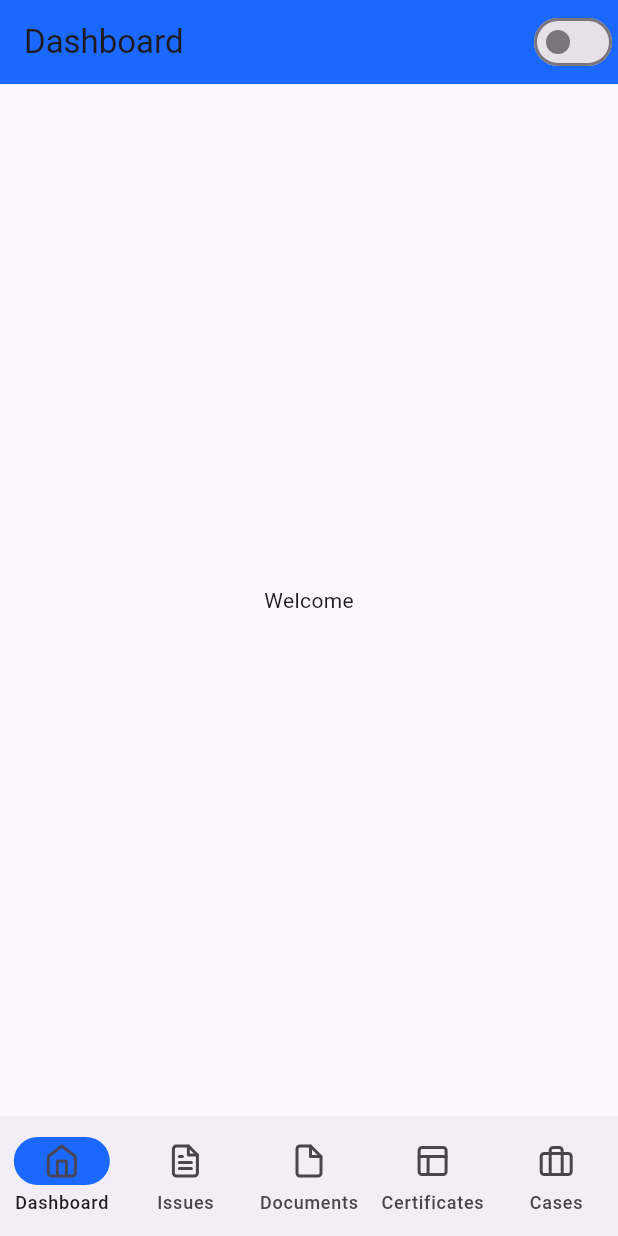
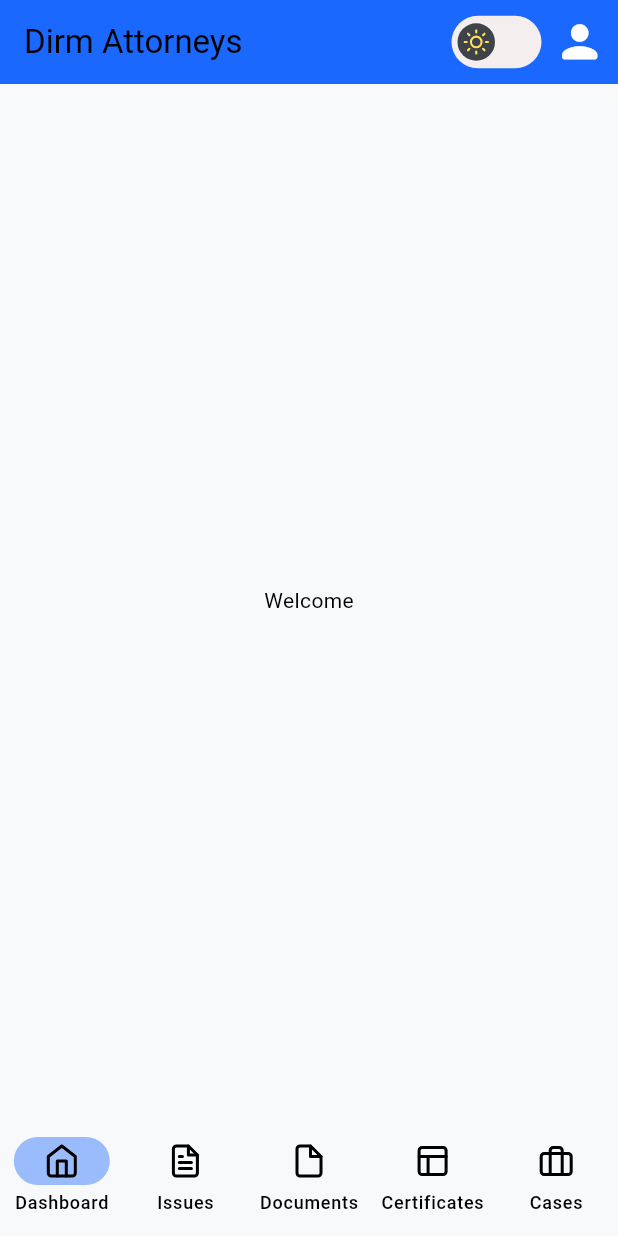
Before and after one commit to infinite-dev22/law_mobile_app, a Flutter app: the screen it shows after launch, on a phone screen of 412 x 824 dp. Run offline on Flutter 3.47's test engine with Material 3 defaults, Android fonts, the phone set to English and light mode, and no system bars; drawn by our look-alikes of flutter_switch; our stand-ins replace awesome_extensions, bloc, equatable, flutter_bloc, flutter_feather_icons.

Commit message:
Improve theming

```diff
--- a/lib/Global/Theming/theme.dart
+++ b/lib/Global/Theming/theme.dart
@@ -1,9 +1,19 @@
 import 'package:flutter/material.dart';
 
+import '../Variables/colors.dart';
+
 ThemeData lightTheme = ThemeData(
-  brightness: Brightness.light,
-);
+    brightness: Brightness.light,
+    colorScheme: const ColorScheme.light(
+      surface: AppColors.appBgLightColor,
+      primary: AppColors.primary,
+      secondary: AppColors.secondary,
+    ));
 
 ThemeData darkTheme = ThemeData(
-  brightness: Brightness.dark,
-);
+    brightness: Brightness.dark,
+    colorScheme: const ColorScheme.dark(
+      surface: AppColors.appBgDarkColor,
+      primary: AppColors.primary,
+      secondary: AppColors.secondary,
+    ));
--- a/lib/Global/Variables/colors.dart
+++ b/lib/Global/Variables/colors.dart
@@ -6,9 +6,12 @@ class AppColors {
   static const darkerColor = Color(0xFF3E4249);
   static const lighterColor = Color(0xFFF4EEEE);
   static const appBgLightColor = Color(0xFFF8F9FA);
-  static const appBgDarkColor = Color(0xFF212529);
+  static const appBgDarkColor = Color(0xFF343A40);
   static const primary = Color(0xFF1B68FF);
-  static const secondaryDark = Color(0xFF343A40);
-  static const secondaryLight = Color(0xFFFFFFFF);
+  static const primaryLight = Color(0xFF9abcfc);
+  static const secondary = Color(0xFFDEE2E6);
+  static const orange = Color(0xFFFFDF5D);
+  static const gray = Color(0xFFF8E3A1);
+  static const purple = Colors.purple;
 
 }
--- a/lib/dashboard/presentation/pages/dashboard_page.dart
+++ b/lib/dashboard/presentation/pages/dashboard_page.dart
@@ -1,4 +1,3 @@
-import 'package:dirm_attorneys_mobile/Global/Variables/colors.dart';
 import 'package:flutter/material.dart';
 import 'package:flutter_bloc/flutter_bloc.dart';
 
@@ -11,20 +10,8 @@ class DashboardPage extends StatelessWidget {
   Widget build(BuildContext context) {
     return BlocBuilder<ThemeManagerBloc, ThemeManagerState>(
         builder: (context, state) {
-      return Scaffold(
-        appBar: AppBar(
-          title: const Text("Dashboard"),
-          backgroundColor: AppColors.primary,
-          actions: [
-            Switch(
-              value:
-                  context.read<ThemeManagerBloc>().themeMode == ThemeMode.dark,
-              onChanged: (value) =>
-                  context.read<ThemeManagerBloc>().add(SwitchThemeEvent(value)),
-            )
-          ],
-        ),
-        body: const Center(
+      return const Scaffold(
+        body: Center(
           child: Text("Welcome"),
         ),
       );
--- a/lib/root/presentation/pages/root_page.dart
+++ b/lib/root/presentation/pages/root_page.dart
@@ -5,7 +5,9 @@ import 'package:dirm_attorneys_mobile/legal_issues/presentation/pages/legal_issu
 import 'package:flutter/material.dart';
 import 'package:flutter_bloc/flutter_bloc.dart';
 import 'package:flutter_feather_icons/flutter_feather_icons.dart';
+import 'package:flutter_switch/flutter_switch.dart';
 
+import '../../../Global/Theming/bloc/theme_manager_bloc.dart';
 import '../../../Global/Variables/colors.dart';
 import '../../../dashboard/presentation/pages/dashboard_page.dart';
 import '../bloc/nav_bar_bloc.dart';
@@ -30,12 +32,57 @@ class _RootPageState extends State<RootPage> {
   Widget build(BuildContext context) {
     return BlocBuilder<NavBarBloc, NavBarState>(builder: (context, state) {
       return Scaffold(
+        appBar: AppBar(
+          title: const Text("Dirm Attorneys"),
+          backgroundColor: AppColors.primary,
+          actions: [
+            FlutterSwitch(
+                width: 60,
+                activeIcon: const Icon(
+                  FeatherIcons.moon,
+                  color: AppColors.gray,
+                  size: 100,
+                ),
+                activeColor: Color(0xFF271052),
+                activeToggleColor: AppColors.purple,
+                inactiveIcon: const Icon(
+                  FeatherIcons.sun,
+                  color: AppColors.orange,
+                  size: 100,
+                ),
+                inactiveColor: AppColors.lighterColor,
+                inactiveToggleColor: AppColors.darkerColor,
+                value: context.read<ThemeManagerBloc>().themeMode ==
+                    ThemeMode.dark,
+                onToggle: (value) => context
+                    .read<ThemeManagerBloc>()
+                    .add(SwitchThemeEvent(value))),
+            PopupMenuButton(
+              icon: const Icon(
+                Icons.person_rounded,
+                size: 35,
+                color: Colors.white,
+              ), //use this icon
+              onSelected: (String item) {},
+              itemBuilder: (BuildContext context) => <PopupMenuEntry<String>>[
+                const PopupMenuItem<String>(
+                  value: 'Log Out',
+                  child: ListTile(
+                    leading: Icon(Icons.exit_to_app_rounded),
+                    title: Text('Log Out'),
+                  ),
+                ),
+              ],
+            ),
+          ],
+        ),
+        backgroundColor: Theme.of(context).colorScheme.surface,
         floatingActionButtonLocation: FloatingActionButtonLocation.centerDocked,
         resizeToAvoidBottomInset: false,
         bottomNavigationBar: NavigationBar(
           destinations: _destinations(),
           selectedIndex: context.read<NavBarBloc>().state.idSelected,
-          indicatorColor: AppColors.primary,
+          indicatorColor: AppColors.primaryLight,
           onDestinationSelected: (value) =>
               context.read<NavBarBloc>().add(SwitchScreenEvent(value)),
         ),
```
Also changed, not shown: lib/legal_cases/presentation/pages/legal_cases_page.dart (+2 -6 lines), lib/legal_certificates/presentation/pages/legal_certificates_page.dart (+2 -6 lines), lib/legal_documents/presentation/pages/legal_documents_page.dart (+2 -6 lines), lib/legal_issues/presentation/pages/legal_issues_page.dart (+2 -6 lines).
